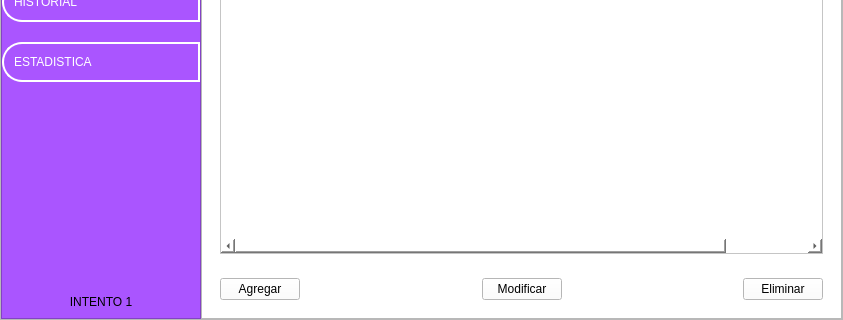
First picture: the form in ui/menu.ui, repository LeandroMuzalski1843/Final_Practicas_II, before the edit; both pictures show x 0 to 843 and y 304 to 624 of the 843 by 624 pixel window.
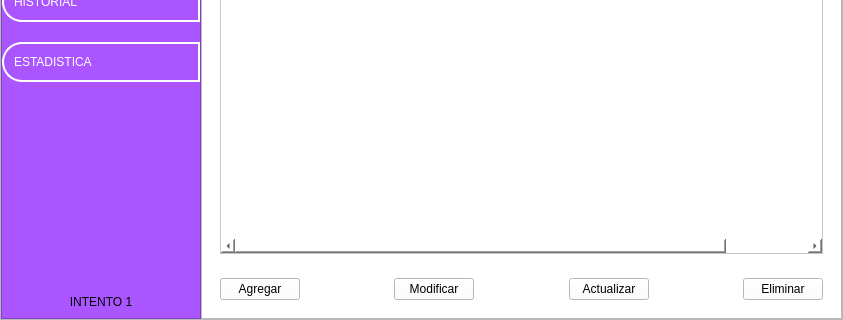
Second picture: the form after the edit. Icons and pictures are not drawn.

Commit message: se agregao la funcion agregar usuarios, funciona

The edit to the form file:
```diff
--- a/ui/menu.ui
+++ b/ui/menu.ui
@@ -791,6 +791,26 @@
                         </property>
                        </spacer>
                       </item>
+                      <item>
+                       <widget class="QPushButton" name="btn_actualizarUsuario">
+                        <property name="text">
+                         <string>Actualizar</string>
+                        </property>
+                       </widget>
+                      </item>
+                      <item>
+                       <spacer name="horizontalSpacer_4">
+                        <property name="orientation">
+                         <enum>Qt::Horizontal</enum>
+                        </property>
+                        <property name="sizeHint" stdset="0">
+                         <size>
+                          <width>40</width>
+                          <height>20</height>
+                         </size>
+                        </property>
+                       </spacer>
+                      </item>
                       <item>
                        <widget class="QPushButton" name="pushButton_7">
                         <property name="text">
```
The commit also changes 9 other files.
